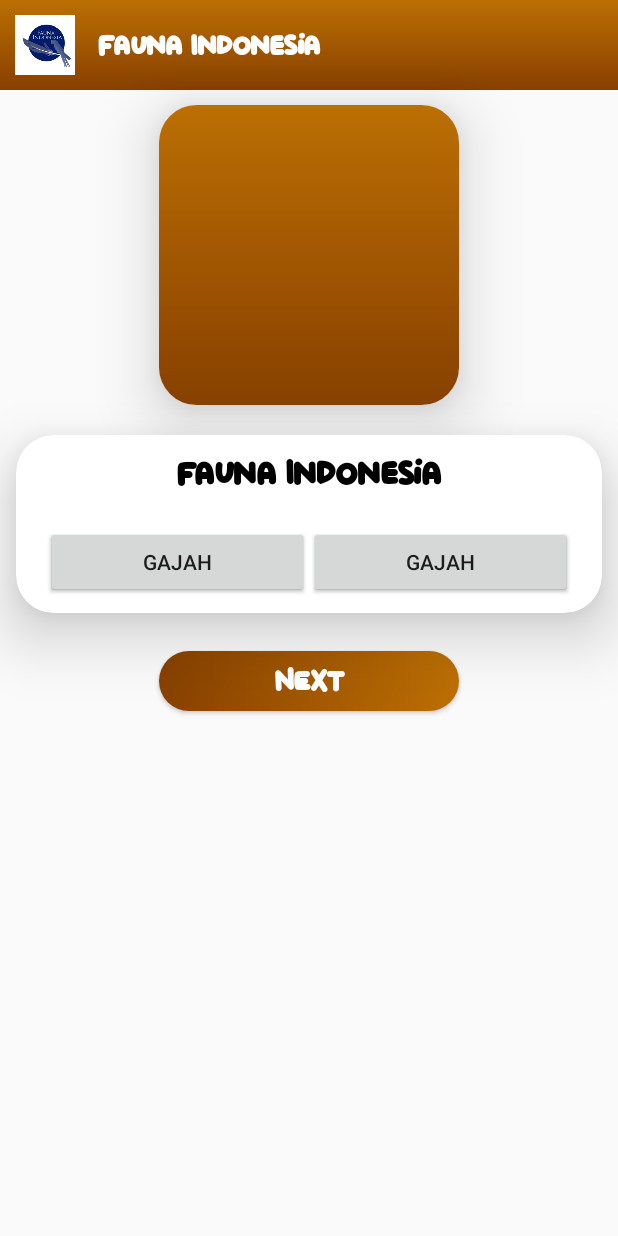
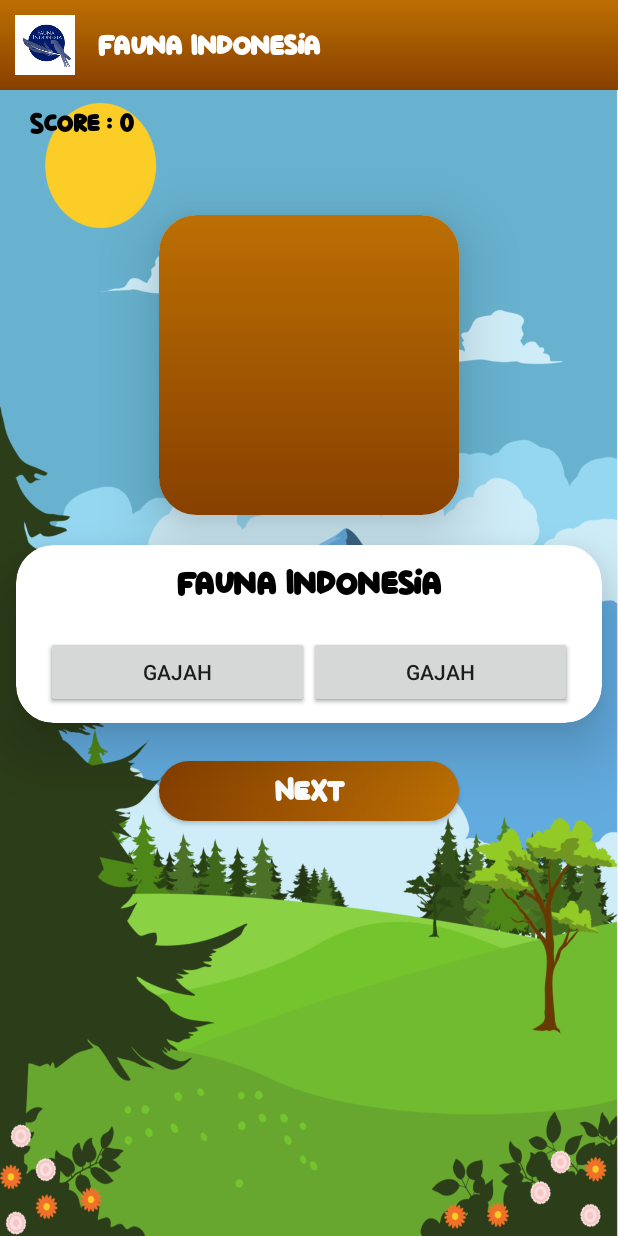
Before and after one commit to yosafat72/fauna-indonesia, an Android app: the layout activity_playing.xml on its own in the app's theme, with its tools: preview values and no code run, on a phone screen of 412 x 824 dp. Run offline under Robolectric (Android 15) with nearby library versions, the phone set to English and light mode, and no system bars; plain views replace NestedLinearRadioGroup, NestedRadioButton.

Commit message:
fun view level 01 done

```diff
--- a/app/src/main/res/layout/activity_playing.xml
+++ b/app/src/main/res/layout/activity_playing.xml
@@ -6,9 +6,23 @@
         android:layout_width="match_parent"
         android:layout_height="match_parent"
         tools:context=".view.PlayingActivity"
-        android:orientation="vertical">
+        android:orientation="vertical"
+        android:background="@drawable/background">
 
     <include android:id="@+id/appbar" layout="@layout/appbar"/>
+
+    <TextView
+        android:id="@+id/txtScore"
+        android:layout_width="wrap_content"
+        android:layout_height="wrap_content"
+        android:layout_marginStart="@dimen/dp20"
+        android:layout_marginEnd="@dimen/dp20"
+        android:text="@string/score_0"
+        android:textColor="@color/black"
+        android:fontFamily="@font/dilo_world"
+        android:textSize="18sp"
+        android:gravity="center_horizontal"
+        android:layout_marginTop="@dimen/dp10"/>
 
     <androidx.cardview.widget.CardView
             android:layout_width="wrap_content"
@@ -16,7 +30,7 @@
             app:cardElevation="@dimen/dp25"
             app:cardCornerRadius="@dimen/dp25"
             android:layout_gravity="center_horizontal"
-            android:layout_marginTop="@dimen/dp10">
+            android:layout_marginTop="@dimen/dp50">
 
         <ImageView
                 android:id="@+id/imgQuestion"
@@ -57,7 +71,8 @@
                     android:layout_width="match_parent"
                     android:layout_height="wrap_content"
                     android:orientation="vertical"
-                    android:layout_marginTop="@dimen/dp20">
+                    android:layout_marginTop="@dimen/dp20"
+                    app:checkedButton="@+id/radioGroup">
 
                 <LinearLayout
                         android:layout_width="match_parent"
--- a/app/src/main/res/values/strings.xml
+++ b/app/src/main/res/values/strings.xml
@@ -48,5 +48,6 @@
     <string name="level_02">Level 02</string>
     <string name="level_03">Level 03</string>
     <string name="next">Next</string>
+    <string name="score_0">Score : 0</string>
 
 </resources>
```
Also changed, not shown: app/src/main/assets/playing_level_one.json (+25 -1 lines), app/src/main/java/lab/yohesu/faunaindonesia/view/PlayingActivity.kt (+44 -3 lines).
